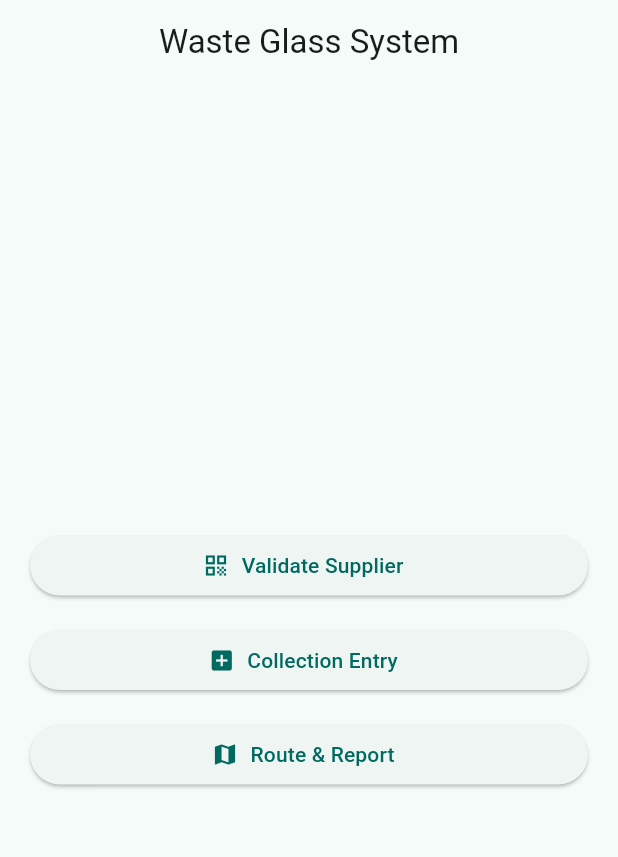
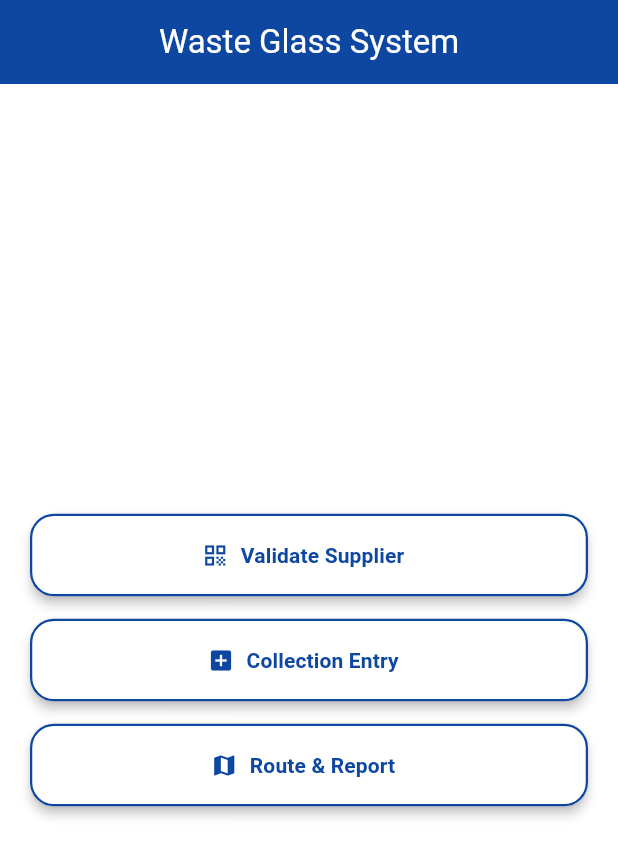
Before and after one commit to malsha7/waste_glass_app, a Flutter app: the screen it shows after launch, on a phone screen of 412 x 824 dp. Shown: the top 857 px of the screen. Run offline on Flutter 3.47's test engine with Material 3 defaults, Android fonts, the phone set to English and light mode, and no system bars.

Commit message:
Updated Home  Screen

```diff
--- a/lib/screens/home_screen.dart
+++ b/lib/screens/home_screen.dart
@@ -6,12 +6,21 @@ import 'route_screen.dart';
 class HomeScreen extends StatelessWidget {
   const HomeScreen({super.key});
 
+  static const Color darkBlue = Color(0xFF0D47A1);
+
   @override
   Widget build(BuildContext context) {
     return Scaffold(
+      backgroundColor: Colors.white,
+
       appBar: AppBar(
-        title: const Text("Waste Glass System"),
+        backgroundColor: darkBlue,
+        title: const Text(
+          "Waste Glass System",
+          style: TextStyle(color: Colors.white),
+        ),
         centerTitle: true,
+        iconTheme: const IconThemeData(color: Colors.white),
       ),
 
       body: Padding(
@@ -58,9 +67,31 @@ class HomeScreen extends StatelessWidget {
   ) {
     return SizedBox(
       width: double.infinity,
+      height: 55,
+
       child: ElevatedButton.icon(
-        icon: Icon(icon),
-        label: Text(title),
+        icon: Icon(icon, color: darkBlue),
+
+        label: Text(
+          title,
+          style: const TextStyle(
+            color: Color(0xFF0D47A1), // dark blue text
+            fontWeight: FontWeight.w600,
+          ),
+        ),
+
+        style: ElevatedButton.styleFrom(
+          backgroundColor: Colors.white,
+          elevation: 3,
+          shape: RoundedRectangleBorder(
+            borderRadius: BorderRadius.circular(16),
+            side: const BorderSide(
+              color: Color(0xFF0D47A1),
+              width: 1.5,
+            ),
+          ),
+        ),
+
         onPressed: () {
           Navigator.push(
             context,
```
